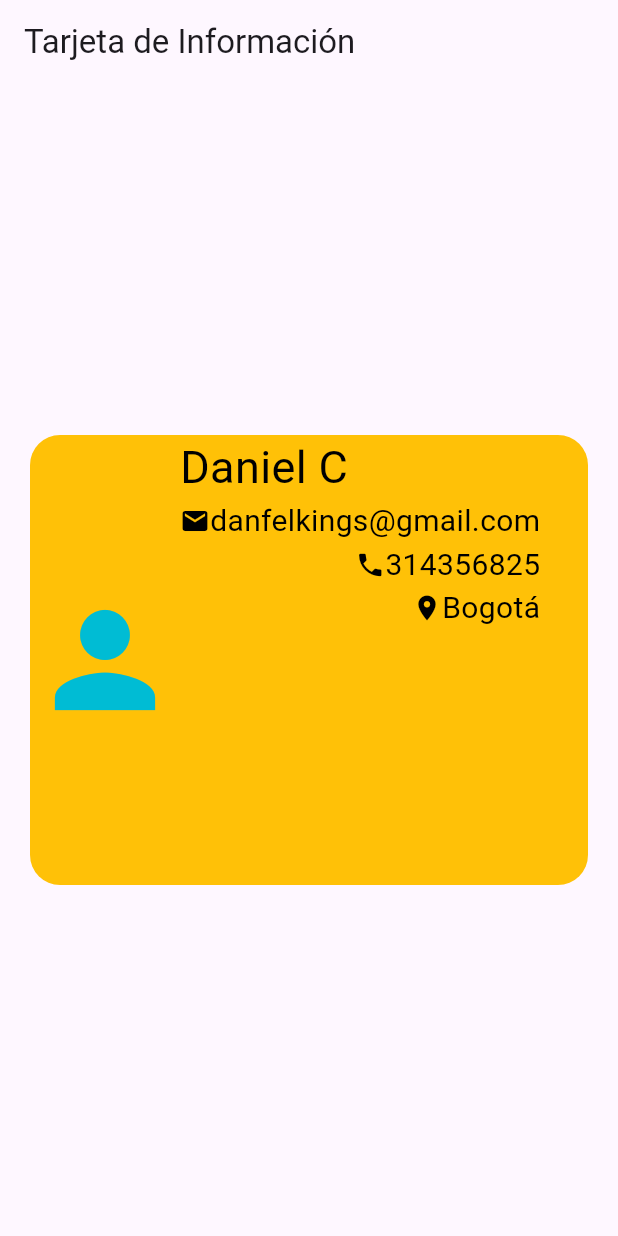
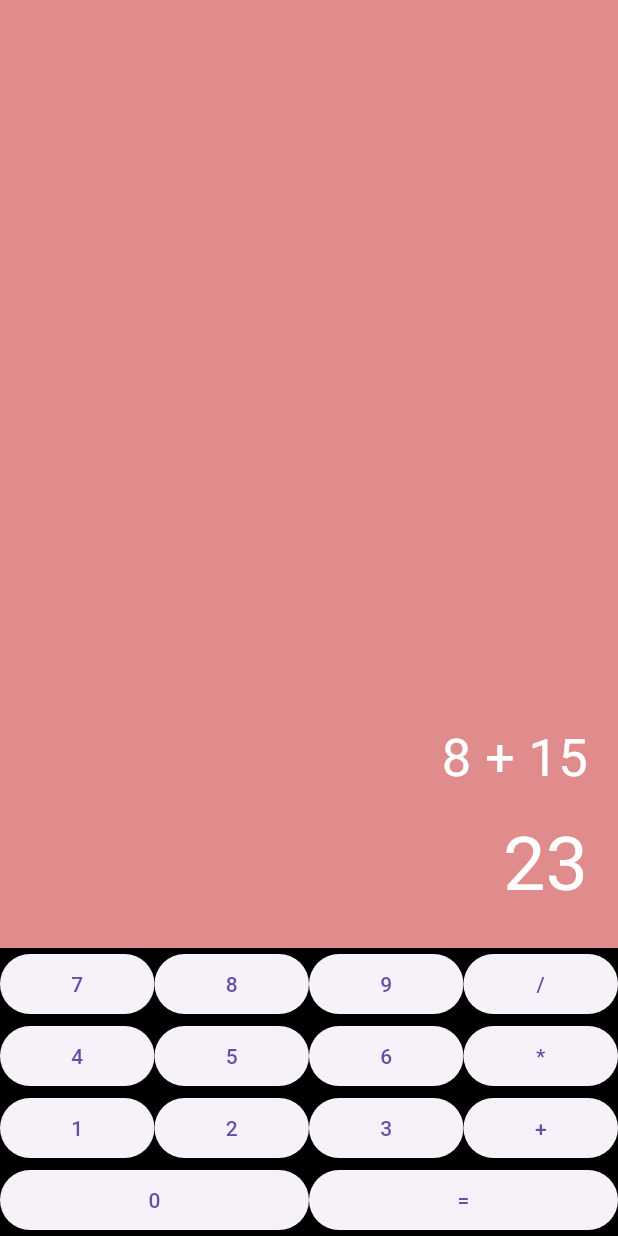
Before and after one commit to Danfel369/Flutter1, a Flutter app: the screen it shows after launch, on a phone screen of 412 x 824 dp. Run offline on Flutter 3.47's test engine with Material 3 defaults, Android fonts, the light colour scheme and no system bars.

Commit message:
agregación de calculadora

```diff
--- /dev/null
+++ b/lib/calculadora.dart
@@ -0,0 +1,58 @@
+import 'package:flutter/material.dart';
+
+class Calculadora extends StatelessWidget {
+  const Calculadora({super.key});
+
+  @override
+  Widget build(BuildContext context) {
+    return Scaffold(
+      backgroundColor: Colors.black,
+      body: SafeArea(
+        child: Column(
+          children: [
+            Expanded(
+              child: Container(
+                width: double.infinity,
+                padding: const EdgeInsets.all(20),
+                color: const Color.fromARGB(255, 224, 140, 140),
+                child: Column(
+                  mainAxisAlignment: MainAxisAlignment.end,
+                  crossAxisAlignment: CrossAxisAlignment.end,
+                  children: const [
+                    Text(
+                      '8 + 15',
+                      style: TextStyle(color: Colors.white, fontSize: 35),
+                    ),
+                    SizedBox(height: 10),
+                    Text(
+                      '23',
+                      style: TextStyle(color: Colors.white, fontSize: 50),
+                    ),
+                  ],
+                ),
+              ),
+            ),
+            Row(
+              children: [boton('7'), boton('8'), boton('9'), boton('/') ],
+            ),
+            Row(
+              children: [boton('4'), boton('5'), boton('6'), boton('*') ],
+            ),
+            Row(
+              children: [boton('1'), boton('2'), boton('3'), boton('+') ],
+            ),
+            Row(
+              children: [boton('0'), boton('=') ],
+            ),
+          ],
+        ),
+      ),
+    );
+  }
+
+  Widget boton(String texto) {
+    return Expanded(
+      child: ElevatedButton(onPressed: () {}, child: Text(texto)),
+      );
+  }
+}
--- a/pubspec.yaml
+++ b/pubspec.yaml
@@ -34,6 +34,8 @@ dependencies:
   # The following adds the Cupertino Icons font to your application.
   # Use with the CupertinoIcons class for iOS style icons.
   cupertino_icons: ^1.0.8
+  flutter_localizations:
+    sdk: flutter
 
 dev_dependencies:
   flutter_test:
```
Also changed, not shown: lib/formulario.dart (added, +175 -0 lines), lib/main.dart (+9 -1 lines), lib/rutas.dart (added, +30 -0 lines), pubspec.lock.
